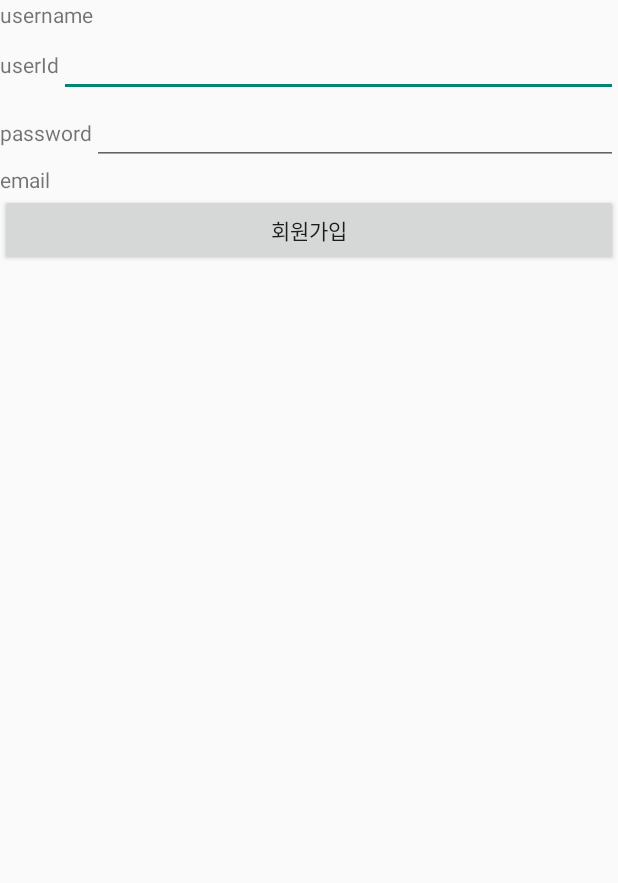
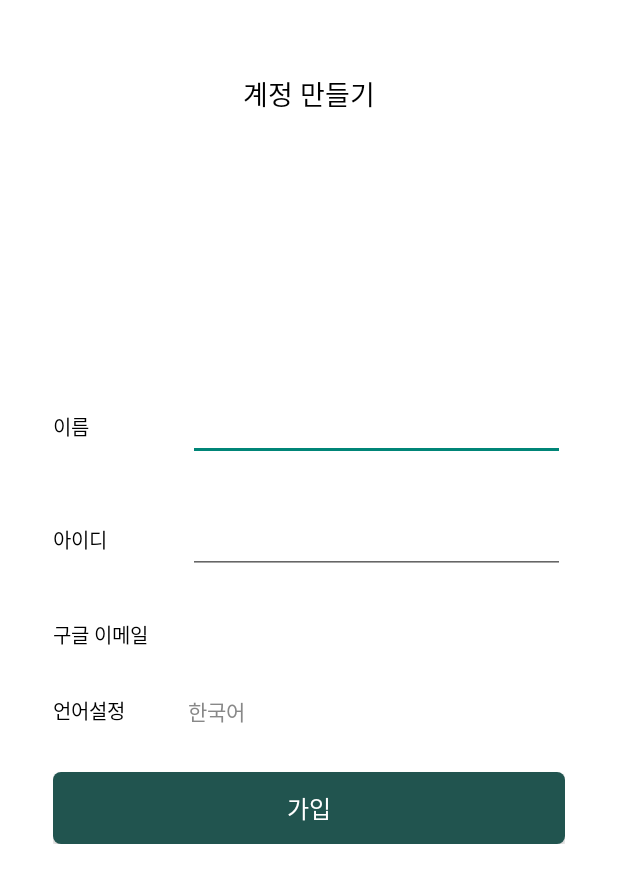
Before and after one commit to imtaejugkim/Hackathone, an Android app built with Jetpack Compose: the SignInActivity screen opened directly, with no data from a screen before it, on a phone screen of 412 x 824 dp. Shown: the top 883 px of the screen. Run offline under Robolectric (Android 15) with nearby library versions, the phone set to English and light mode, and no system bars; our stand-ins replace CircleImageView.

Commit message:
08/12 로그인화면 및 가입화면 업데이트
로그인화면 및 가입화면 업데이트

```diff
--- a/front/HackathoneOneBite/app/src/main/java/com/example/hackathoneonebite/SignInActivity.kt
+++ b/front/HackathoneOneBite/app/src/main/java/com/example/hackathoneonebite/SignInActivity.kt
@@ -32,9 +32,9 @@ class SignInActivity : AppCompatActivity() {
 
     private fun init() {
         binding.email.text =  intent.getStringExtra("email")
-        binding.username.text =  intent.getStringExtra("displayName")
+        binding.username.setText(intent.getStringExtra("displayName"))
         binding.singInBtn.setOnClickListener {
-            val request = LoginSignInRequest(binding.username.text.toString(), binding.userId.text.toString(), binding.password.text.toString(), binding.email.text.toString())
+            val request = LoginSignInRequest(binding.username.text.toString(), binding.userId.text.toString(), binding.email.text.toString())
             signIn(request)
         }
     }
@@ -42,7 +42,22 @@ class SignInActivity : AppCompatActivity() {
     private fun movePage(id: Long) {
         val nextIntent = Intent(this, MainFrameActivity::class.java)
         nextIntent.putExtra("id", id)
+        nextIntent.putExtra("userId", binding.userId.text.toString())
         startActivity(nextIntent)
+    }
+
+    fun handleSignInResponse(response: LoginSignInResponse) {
+        if(response.isSuccess) { //가입 성공
+            movePage(response.id)
+        } else { //가입 실패
+            if(response.id == -1L) { //아이디 중복
+                Toast.makeText(this, "아이디가 존재합니다.", Toast.LENGTH_SHORT).show()
+                binding.userId.setText("")
+                binding.userId.requestFocus()
+            } else { //그 외의 문제 (response.id == 0)
+                Toast.makeText(this, "가입이 완료되지 않았습니다. 다시 시도해주세요.", Toast.LENGTH_LONG).show()
+            }
+        }
     }
 
     fun signIn(request: LoginSignInRequest){
@@ -57,9 +72,8 @@ class SignInActivity : AppCompatActivity() {
                     val userResponse = response.body()
                     // userResponse를 사용하여 JSON 데이터에 접근할 수 있습니다.
                     Log.d("RESPONSE: ", "${userResponse?.isSuccess.toString()}")
-                    if(userResponse?.isSuccess!!) {
-                        Log.d("SIGN IN: ", "가입 성공. 로그인합니다. id:${userResponse.id}")
-                        movePage(userResponse.id)
+                    if(userResponse != null) {
+                        handleSignInResponse(userResponse)
                     }
                 }else{
                     // 통신 성공 but 응답 실패
--- a/front/HackathoneOneBite/app/src/main/java/com/example/hackathoneonebite/StartActivity.kt
+++ b/front/HackathoneOneBite/app/src/main/java/com/example/hackathoneonebite/StartActivity.kt
@@ -162,11 +162,12 @@ class StartActivity : ComponentActivity() {
 
 
 
-    private fun movePage(isExist: Boolean, account: GoogleSignInAccount, id: Long) {
+    private fun movePage(isExist: Boolean, account: GoogleSignInAccount, id: Long, userId: String) {
         if(isExist) {
             Log.d("LOGIN: ", "서버에 해당 계정이 존재합니다. 로그인합니다.")
             val nextIntent = Intent(this, MainFrameActivity::class.java)
             nextIntent.putExtra("id", id)
+            nextIntent.putExtra("userId", userId)
             startActivity(nextIntent)
         } else {
             Log.d("LOGIN: ", "서버에 해당 계정이 존재하지 않습니다. 회원가입합니다.")
@@ -207,7 +208,7 @@ class StartActivity : ComponentActivity() {
                     Toast.makeText(this@StartActivity, "응답 성공", Toast.LENGTH_SHORT).show()
                     val userResponse = response.body()
                     // userResponse를 사용하여 JSON 데이터에 접근할 수 있습니다.
-                    movePage(userResponse?.isExist!!, account, userResponse.id)
+                    movePage(userResponse?.isExist!!, account, userResponse.id, userResponse.userId)
                 }else{
                     // 통신 성공 but 응답 실패
                     val errorBody = response.errorBody()?.string()
--- a/front/HackathoneOneBite/app/src/main/java/com/example/hackathoneonebite/api/RequestSW.kt
+++ b/front/HackathoneOneBite/app/src/main/java/com/example/hackathoneonebite/api/RequestSW.kt
@@ -7,7 +7,6 @@ import okhttp3.MultipartBody
 data class LoginSignInRequest( //최초 가입 시 정보 등록
     @SerializedName("username") val username: String = "",
     @SerializedName("userId") val userId: String = "",
-    @SerializedName("password") val password: String = "",
     @SerializedName("email") val email: String = ""
 )
 data class LoginCheckEmailExistRequest( //구글 로그인 시 계정 정보 존재 여부 확인
--- a/front/HackathoneOneBite/app/src/main/java/com/example/hackathoneonebite/api/ResponseSW.kt
+++ b/front/HackathoneOneBite/app/src/main/java/com/example/hackathoneonebite/api/ResponseSW.kt
@@ -11,7 +11,8 @@ data class LoginSignInResponse(
 )
 data class LoginCheckEmailExistResponse(
     @SerializedName("exist")val isExist: Boolean, //true이면 email이 이미 존재함.
-    @SerializedName("id")val id: Long //exist false인 경우에는 -1을 담아준다.
+    @SerializedName("id")val id: Long, //exist false인 경우에는 -1을 담아준다.
+    @SerializedName("userId")val userId: String
 )
 
 //메인화면
--- a/front/HackathoneOneBite/app/src/main/java/com/example/hackathoneonebite/main/MainFrameActivity.kt
+++ b/front/HackathoneOneBite/app/src/main/java/com/example/hackathoneonebite/main/MainFrameActivity.kt
@@ -14,6 +14,7 @@ class MainFrameActivity : AppCompatActivity(), ViewPageAdapter.OnFragmentButtonC
     lateinit var binding: ActivityMainFrameBinding
     lateinit var adapter: ViewPageAdapter
     var id: Long = 0
+    var userId: String = ""
     val imgArray = arrayListOf<Int>(
         R.drawable.tab_main,R.drawable.tab_search,R.drawable.tab_post,R.drawable.tab_rank,R.drawable.tab_profile)
     override fun onCreate(savedInstanceState: Bundle?) {
@@ -22,6 +23,7 @@ class MainFrameActivity : AppCompatActivity(), ViewPageAdapter.OnFragmentButtonC
         setContentView(binding.root)
 
         id = intent.getLongExtra("id", 0)
+        userId = intent.getStringExtra("userId") + ""
 
         initLayout()
     }
--- a/front/HackathoneOneBite/app/src/main/res/layout/activity_sign_in.xml
+++ b/front/HackathoneOneBite/app/src/main/res/layout/activity_sign_in.xml
@@ -1,73 +1,143 @@
 <?xml version="1.0" encoding="utf-8"?>
-<LinearLayout xmlns:android="http://schemas.android.com/apk/res/android"
+<androidx.constraintlayout.widget.ConstraintLayout xmlns:android="http://schemas.android.com/apk/res/android"
     xmlns:app="http://schemas.android.com/apk/res-auto"
     xmlns:tools="http://schemas.android.com/tools"
     android:layout_width="match_parent"
     android:layout_height="match_parent"
     tools:context=".SignInActivity"
     android:orientation="vertical">
-    <LinearLayout
+
+    <View
         android:layout_width="match_parent"
-        android:layout_height="wrap_content"
-        android:orientation="horizontal">
+        android:layout_height="match_parent"
+        android:background="@color/white"/>
+
+    <View
+        android:id="@+id/logoBackgound"
+        android:layout_width="match_parent"
+        android:layout_height="50dp"
+        app:layout_constraintTop_toTopOf="@id/GuideLineTheme"/>
+
     <TextView
         android:layout_width="wrap_content"
         android:layout_height="wrap_content"
-            android:text="username"/>
+        android:text="계정 만들기"
+        android:textColor="@color/black"
+        android:textSize="18sp"
+        android:fontFamily="@font/font_bold"
+        app:layout_constraintStart_toStartOf="parent"
+        app:layout_constraintEnd_toEndOf="parent"
+        app:layout_constraintTop_toTopOf="@+id/logoBackgound"
+        app:layout_constraintBottom_toBottomOf="@id/logoBackgound"/>
+
+    <androidx.constraintlayout.widget.Guideline
+        android:id="@+id/GuideLineTheme"
+        android:layout_width="0dp"
+        android:layout_height="0dp"
+        android:orientation="horizontal"
+        app:layout_constraintGuide_percent="0.045"/>
+    <LinearLayout
+        android:layout_width="0dp"
+        android:layout_height="wrap_content"
+        app:layout_constraintWidth_percent="0.83"
+        android:orientation="vertical"
+        app:layout_constraintTop_toTopOf="parent"
+        app:layout_constraintBottom_toBottomOf="parent"
+        app:layout_constraintStart_toStartOf="parent"
+        app:layout_constraintEnd_toEndOf="parent"
+        android:gravity="center">
+        <LinearLayout
+            android:layout_width="match_parent"
+            android:layout_height="0dp"
+            android:layout_weight="1"
+            android:orientation="horizontal"
+            android:gravity="center"
+            android:layout_marginBottom="30dp">
             <TextView
+                android:layout_width="90dp"
+                android:layout_height="wrap_content"
+                android:textColor="@color/black"
+                android:textSize="13sp"
+                android:text="이름"/>
+            <EditText
                 android:id="@+id/username"
                 android:layout_width="match_parent"
-            android:layout_height="wrap_content"/>
+                android:layout_height="wrap_content"
+                android:textColor="#888"/>
         </LinearLayout>
         <LinearLayout
             android:layout_width="match_parent"
+            android:layout_height="0dp"
+            android:layout_weight="1"
+            android:orientation="horizontal"
+            android:gravity="center"
+            android:layout_marginBottom="30dp">
+            <TextView
+                android:layout_width="90dp"
                 android:layout_height="wrap_content"
-        android:orientation="horizontal">
-        <TextView
-            android:layout_width="wrap_content"
-            android:layout_height="wrap_content"
-            android:text="userId"/>
+                android:textColor="@color/black"
+                android:textSize="13sp"
+                android:text="아이디"/>
             <EditText
                 android:inputType="textPassword"
                 android:id="@+id/userId"
-            android:layout_width="match_parent"
-            android:layout_height="wrap_content"/>
+                android:layout_width="0dp"
+                android:layout_height="wrap_content"
+                android:layout_weight="1"
+                android:textColor="#888"/>
+
 
         </LinearLayout>
         <LinearLayout
             android:layout_width="match_parent"
+            android:layout_height="0dp"
+            android:layout_weight="1"
+            android:orientation="horizontal"
+            android:gravity="center"
+            android:layout_marginBottom="30dp">
+            <TextView
+                android:layout_width="90dp"
                 android:layout_height="wrap_content"
-        android:orientation="horizontal">
+                android:textColor="@color/black"
+                android:textSize="13sp"
+                android:text="구글 이메일"/>
             <TextView
-            android:layout_width="wrap_content"
+                android:id="@+id/email"
+                android:layout_width="match_parent"
                 android:layout_height="wrap_content"
-            android:text="password"/>
-        <EditText
-            android:inputType="textPassword"
-            android:id="@+id/password"
-            android:layout_width="match_parent"
-            android:layout_height="wrap_content"/>
+                android:textColor="#888"
+                android:text="xxxx@gmail.com"/>
 
         </LinearLayout>
         <LinearLayout
             android:layout_width="match_parent"
+            android:layout_height="0dp"
+            android:layout_weight="1"
+            android:orientation="horizontal"
+            android:gravity="center"
+            android:layout_marginBottom="30dp">
+            <TextView
+                android:layout_width="90dp"
                 android:layout_height="wrap_content"
-        android:orientation="horizontal">
+                android:textColor="@color/black"
+                android:textSize="13sp"
+                android:text="언어설정"/>
             <TextView
-            android:layout_width="wrap_content"
+                android:id="@+id/language"
+                android:layout_width="match_parent"
                 android:layout_height="wrap_content"
-            android:text="email"/>
-        <TextView
-            android:inputType="textPassword"
-            android:id="@+id/email"
-            android:layout_width="match_parent"
-            android:layout_height="wrap_content"/>
-
+                android:textColor="#888"
+                android:text="한국어"/>
         </LinearLayout>
 
         <Button
             android:id="@+id/singInBtn"
             android:layout_width="match_parent"
             android:layout_height="wrap_content"
-        android:text="회원가입"/>
+            android:background="@drawable/background_round_border"
+            android:fontFamily="@font/font_bold"
+            android:textColor="@color/white"
+            android:text="가입"
+            android:textSize="16sp"/>
     </LinearLayout>
+</androidx.constraintlayout.widget.ConstraintLayout>
```
Lines whose indentation alone changed are shown as unchanged.
